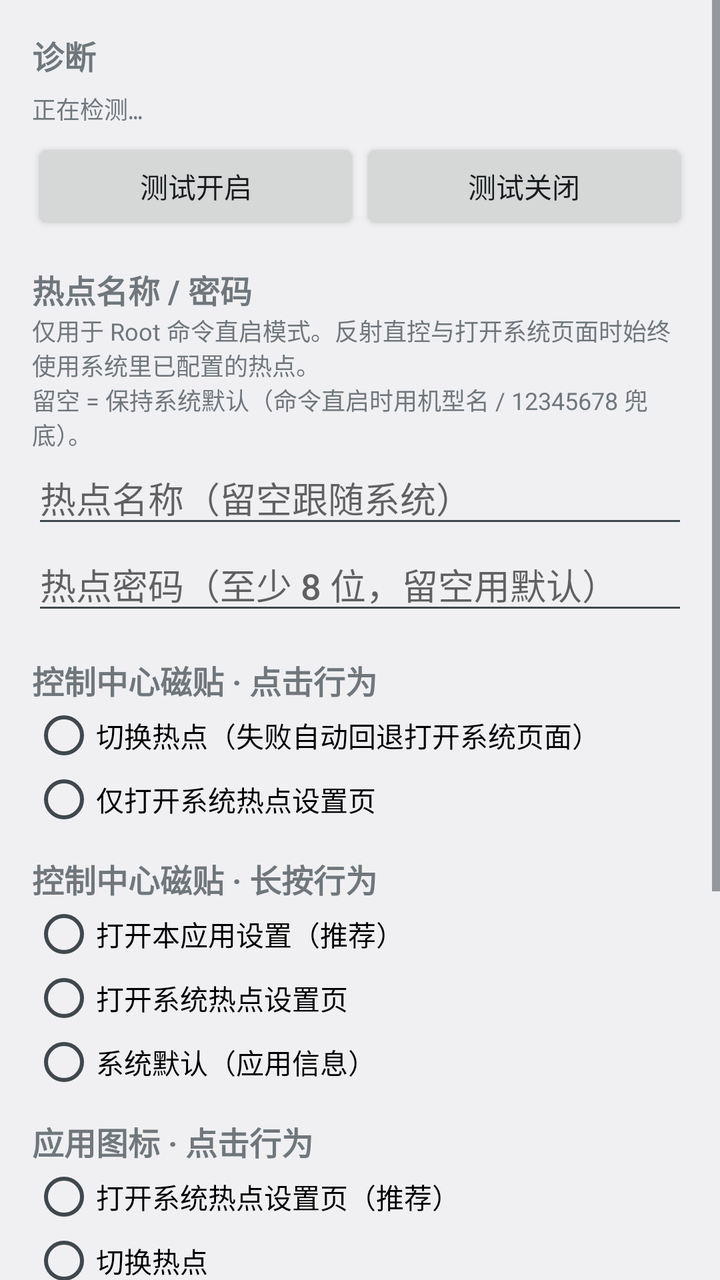
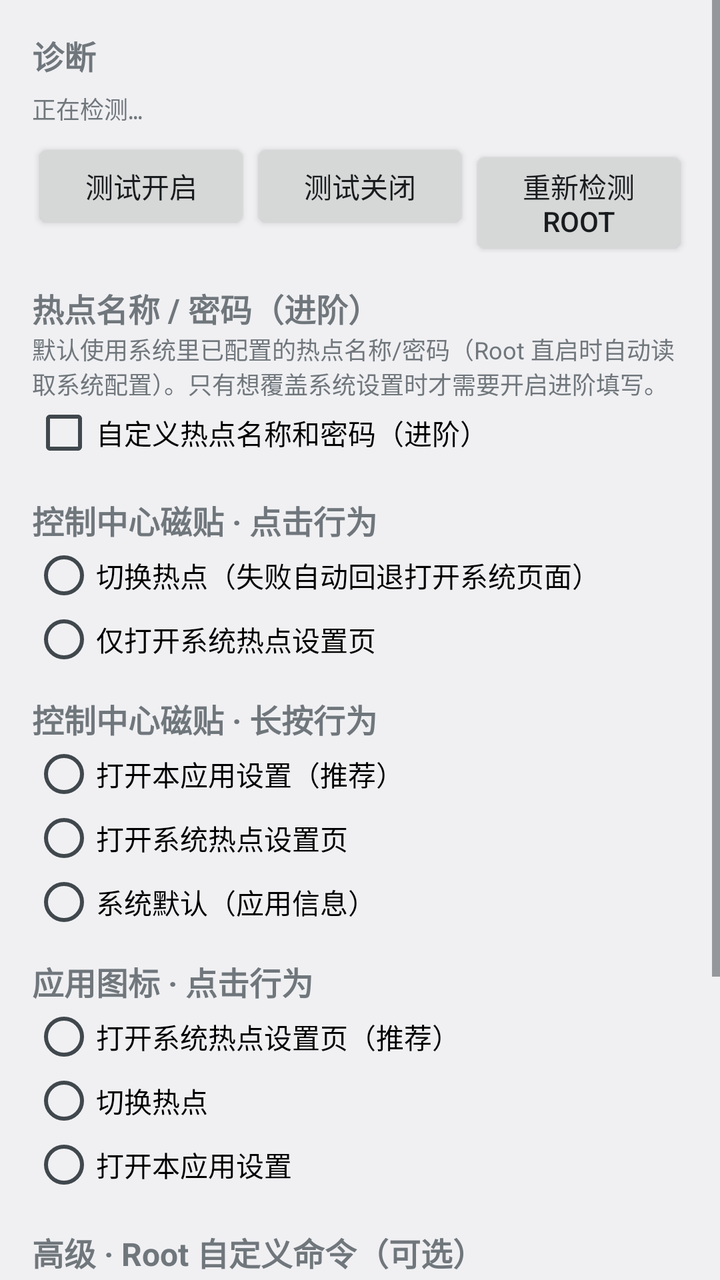

Before-and-after screenshots of an Android layout around one commit, followed by the original layout XML and the change that was made.
<!-- AndroidManifest.xml: activity theme android:Theme.DeviceDefault.Settings -->
<!-- res/layout/activity_settings.xml -->
<?xml version="1.0" encoding="utf-8"?>
<ScrollView xmlns:android="http://schemas.android.com/apk/res/android"
    android:layout_width="match_parent"
    android:layout_height="match_parent"
    android:fillViewport="true">

    <LinearLayout
        android:layout_width="match_parent"
        android:layout_height="wrap_content"
        android:orientation="vertical"
        android:padding="16dp">

        <TextView
            android:layout_width="wrap_content"
            android:layout_height="wrap_content"
            android:text="诊断"
            android:textStyle="bold"
            android:textSize="16sp" />

        <TextView
            android:id="@+id/diag"
            android:layout_width="match_parent"
            android:layout_height="wrap_content"
            android:fontFamily="monospace"
            android:textSize="12sp"
            android:paddingTop="6dp"
            android:text="正在检测…" />

        <LinearLayout
            android:layout_width="match_parent"
            android:layout_height="wrap_content"
            android:orientation="horizontal"
            android:paddingTop="6dp">

            <Button
                android:id="@+id/btn_test_on"
                android:layout_width="0dp"
                android:layout_weight="1"
                android:layout_height="wrap_content"
                android:text="测试开启" />

            <Button
                android:id="@+id/btn_test_off"
                android:layout_width="0dp"
                android:layout_weight="1"
                android:layout_height="wrap_content"
                android:text="测试关闭" />
        </LinearLayout>

        <TextView
            android:layout_width="wrap_content"
            android:layout_height="wrap_content"
            android:paddingTop="16dp"
            android:text="热点名称 / 密码"
            android:textStyle="bold"
            android:textSize="16sp" />

        <TextView
            android:layout_width="match_parent"
            android:layout_height="wrap_content"
            android:textSize="12sp"
            android:text="仅用于 Root 命令直启模式。反射直控与打开系统页面时始终使用系统里已配置的热点。\n留空 = 保持系统默认（命令直启时用机型名 / 12345678 兜底）。" />

        <EditText
            android:id="@+id/et_ssid"
            android:layout_width="match_parent"
            android:layout_height="wrap_content"
            android:hint="热点名称（留空跟随系统）"
            android:inputType="text"
            android:maxLength="32" />

        <EditText
            android:id="@+id/et_pass"
            android:layout_width="match_parent"
            android:layout_height="wrap_content"
            android:hint="热点密码（至少 8 位，留空用默认）"
            android:inputType="textVisiblePassword"
            android:maxLength="63" />

        <TextView
            android:layout_width="wrap_content"
            android:layout_height="wrap_content"
            android:paddingTop="16dp"
            android:text="控制中心磁贴 · 点击行为"
            android:textStyle="bold"
            android:textSize="16sp" />

        <RadioGroup
            android:id="@+id/rg_tile_click"
            android:layout_width="match_parent"
            android:layout_height="wrap_content">

            <RadioButton
                android:id="@+id/rb_tc_toggle"
                android:layout_width="wrap_content"
                android:layout_height="wrap_content"
                android:text="切换热点（失败自动回退打开系统页面）" />

            <RadioButton
                android:id="@+id/rb_tc_page"
                android:layout_width="wrap_content"
                android:layout_height="wrap_content"
                android:text="仅打开系统热点设置页" />
        </RadioGroup>

        <TextView
            android:layout_width="wrap_content"
            android:layout_height="wrap_content"
            android:paddingTop="12dp"
            android:text="控制中心磁贴 · 长按行为"
            android:textStyle="bold"
            android:textSize="16sp" />

        <RadioGroup
            android:id="@+id/rg_tile_longpress"
            android:layout_width="match_parent"
            android:layout_height="wrap_content">

            <RadioButton
                android:id="@+id/rb_lp_settings"
                android:layout_width="wrap_content"
                android:layout_height="wrap_content"
                android:text="打开本应用设置（推荐）" />

            <RadioButton
                android:id="@+id/rb_lp_page"
                android:layout_width="wrap_content"
                android:layout_height="wrap_content"
                android:text="打开系统热点设置页" />

            <RadioButton
                android:id="@+id/rb_lp_system"
                android:layout_width="wrap_content"
                android:layout_height="wrap_content"
                android:text="系统默认（应用信息）" />
        </RadioGroup>

        <TextView
            android:layout_width="wrap_content"
            android:layout_height="wrap_content"
            android:paddingTop="12dp"
            android:text="应用图标 · 点击行为"
            android:textStyle="bold"
            android:textSize="16sp" />

        <RadioGroup
            android:id="@+id/rg_launcher"
            android:layout_width="match_parent"
            android:layout_height="wrap_content">

            <RadioButton
                android:id="@+id/rb_lc_page"
                android:layout_width="wrap_content"
                android:layout_height="wrap_content"
                android:text="打开系统热点设置页（推荐）" />

            <RadioButton
                android:id="@+id/rb_lc_toggle"
                android:layout_width="wrap_content"
                android:layout_height="wrap_content"
                android:text="切换热点" />

            <RadioButton
                android:id="@+id/rb_lc_settings"
                android:layout_width="wrap_content"
                android:layout_height="wrap_content"
                android:text="打开本应用设置" />
        </RadioGroup>

        <TextView
            android:layout_width="wrap_content"
            android:layout_height="wrap_content"
            android:paddingTop="16dp"
            android:text="高级 · Root 自定义命令（可选）"
            android:textStyle="bold"
            android:textSize="16sp" />

        <TextView
            android:layout_width="match_parent"
            android:layout_height="wrap_content"
            android:textSize="12sp"
            android:text="配置后将优先于内置 cmd wifi 策略执行（需 Root）。适用于反射被系统拦截且 cmd wifi 不可用的新系统，可填 service call 命令。" />

        <EditText
            android:id="@+id/et_custom_on"
            android:layout_width="match_parent"
            android:layout_height="wrap_content"
            android:hint="热点开启命令，如：service call tethering 4 null s16 com.android.shell"
            android:inputType="text"
            android:textSize="12sp" />

        <EditText
            android:id="@+id/et_custom_off"
            android:layout_width="match_parent"
            android:layout_height="wrap_content"
            android:hint="热点关闭命令，如：service call tethering 5 i32 0"
            android:inputType="text"
            android:textSize="12sp" />

        <TextView
            android:layout_width="match_parent"
            android:layout_height="wrap_content"
            android:paddingTop="16dp"
            android:textSize="11sp"
            android:text="开关策略：① 反射真共享（≤ Android 15，无需 Root）→ ② Root 自定义命令 → ③ Root cmd wifi start/stop-softap → ④ 打开系统热点页。所有修改即时保存。"
            android:textColor="#888888" />
    </LinearLayout>
</ScrollView>
<!-- resources referenced by this layout -->
<resources>

</resources>

<!-- the commit's change to res/layout/activity_settings.xml (unified diff, before → after) -->
@@ -45,13 +45,20 @@
                 android:layout_weight="1"
                 android:layout_height="wrap_content"
                 android:text="测试关闭" />
+
+            <Button
+                android:id="@+id/btn_recheck_root"
+                android:layout_width="0dp"
+                android:layout_weight="1"
+                android:layout_height="wrap_content"
+                android:text="重新检测Root" />
         </LinearLayout>
 
         <TextView
             android:layout_width="wrap_content"
             android:layout_height="wrap_content"
             android:paddingTop="16dp"
-            android:text="热点名称 / 密码"
+            android:text="热点名称 / 密码（进阶）"
             android:textStyle="bold"
             android:textSize="16sp" />
 
@@ -59,23 +66,43 @@
             android:layout_width="match_parent"
             android:layout_height="wrap_content"
             android:textSize="12sp"
-            android:text="仅用于 Root 命令直启模式。反射直控与打开系统页面时始终使用系统里已配置的热点。\n留空 = 保持系统默认（命令直启时用机型名 / 12345678 兜底）。" />
-
-        <EditText
-            android:id="@+id/et_ssid"
-            android:layout_width="match_parent"
-            android:layout_height="wrap_content"
-            android:hint="热点名称（留空跟随系统）"
-            android:inputType="text"
-            android:maxLength="32" />
-
-        <EditText
-            android:id="@+id/et_pass"
-            android:layout_width="match_parent"
-            android:layout_height="wrap_content"
-            android:hint="热点密码（至少 8 位，留空用默认）"
-            android:inputType="textVisiblePassword"
-            android:maxLength="63" />
+            android:text="默认使用系统里已配置的热点名称/密码（Root 直启时自动读取系统配置）。只有想覆盖系统设置时才需要开启进阶填写。" />
+
+        <CheckBox
+            android:id="@+id/cb_custom_ap"
+            android:layout_width="match_parent"
+            android:layout_height="wrap_content"
+            android:text="自定义热点名称和密码（进阶）" />
+
+        <LinearLayout
+            android:id="@+id/layout_custom_ap"
+            android:layout_width="match_parent"
+            android:layout_height="wrap_content"
+            android:orientation="vertical"
+            android:visibility="gone">
+
+            <EditText
+                android:id="@+id/et_ssid"
+                android:layout_width="match_parent"
+                android:layout_height="wrap_content"
+                android:hint="热点名称"
+                android:inputType="text"
+                android:maxLength="32" />
+
+            <EditText
+                android:id="@+id/et_pass"
+                android:layout_width="match_parent"
+                android:layout_height="wrap_content"
+                android:hint="热点密码（至少 8 位）"
+                android:inputType="textPassword"
+                android:maxLength="63" />
+
+            <CheckBox
+                android:id="@+id/cb_show_pass"
+                android:layout_width="wrap_content"
+                android:layout_height="wrap_content"
+                android:text="显示密码" />
+        </LinearLayout>
 
         <TextView
             android:layout_width="wrap_content"
